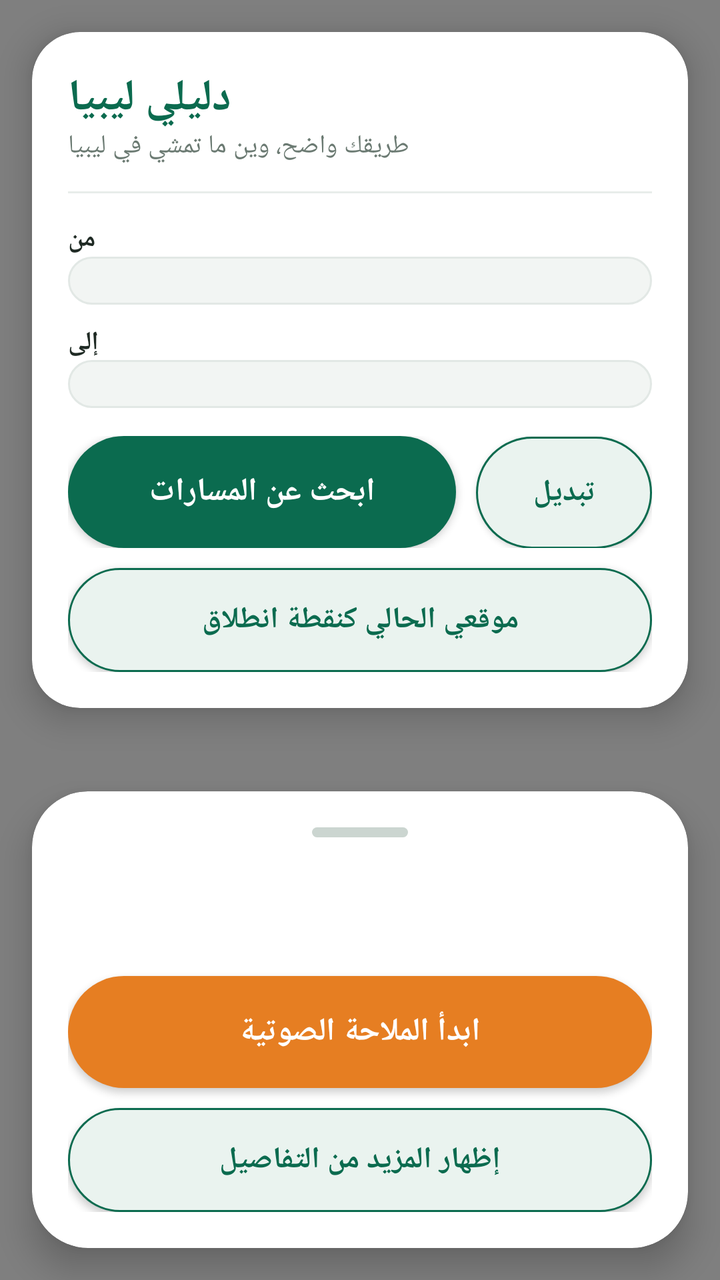
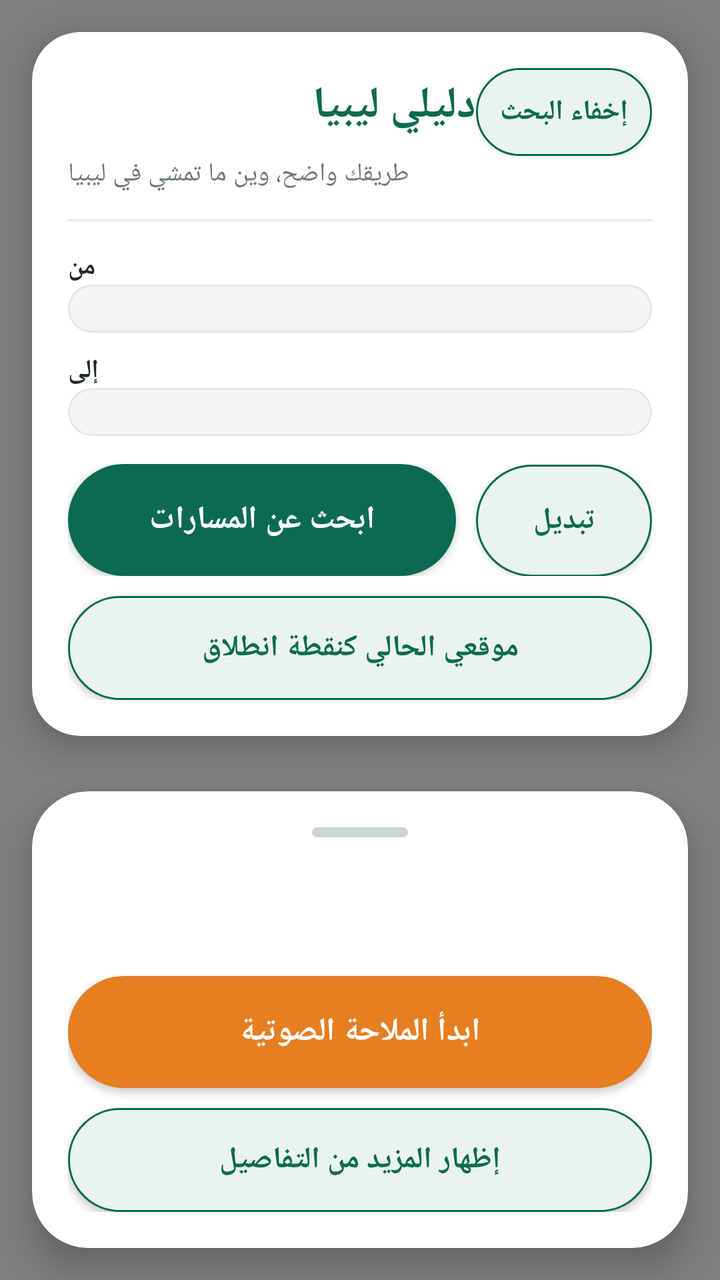

Screens rendered from an Android XML layout before and after an edit, with the pre-edit source and the edit as a unified diff.
<!-- AndroidManifest.xml: application theme Theme.DaliliLibya -->
<!-- res/layout/activity_main.xml -->
<?xml version="1.0" encoding="utf-8"?>
<FrameLayout xmlns:android="http://schemas.android.com/apk/res/android"
    xmlns:app="http://schemas.android.com/apk/res-auto"
    android:layout_width="match_parent"
    android:layout_height="match_parent"
    android:background="#EAF0EC">

    
    <WebView
        android:id="@+id/webView"
        android:layout_width="match_parent"
        android:layout_height="match_parent" />

    
    <com.google.android.material.card.MaterialCardView
        android:layout_width="match_parent"
        android:layout_height="wrap_content"
        android:layout_gravity="top"
        android:layout_marginStart="16dp"
        android:layout_marginTop="16dp"
        android:layout_marginEnd="16dp"
        app:cardBackgroundColor="#FFFFFF"
        app:cardCornerRadius="24dp"
        app:cardElevation="10dp">

        <LinearLayout
            android:layout_width="match_parent"
            android:layout_height="wrap_content"
            android:orientation="vertical"
            android:padding="18dp">

            <TextView
                android:layout_width="wrap_content"
                android:layout_height="wrap_content"
                android:text="@string/app_name"
                android:textColor="#0B6B4F"
                android:textSize="22sp"
                android:textStyle="bold" />

            <TextView
                android:layout_width="wrap_content"
                android:layout_height="wrap_content"
                android:text="@string/slogan"
                android:textColor="#6B7A72"
                android:textSize="13sp" />

            <View
                android:layout_width="match_parent"
                android:layout_height="1dp"
                android:layout_marginTop="14dp"
                android:background="#E8EDEA" />

            <TextView
                android:layout_width="wrap_content"
                android:layout_height="wrap_content"
                android:layout_marginTop="14dp"
                android:text="@string/from_label"
                android:textColor="#1F2A24"
                android:textSize="13sp"
                android:textStyle="bold" />

            <Spinner
                android:id="@+id/spinnerFrom"
                android:layout_width="match_parent"
                android:layout_height="wrap_content"
                android:background="@drawable/input_pill"
                android:padding="12dp" />

            <TextView
                android:layout_width="wrap_content"
                android:layout_height="wrap_content"
                android:layout_marginTop="10dp"
                android:text="@string/to_label"
                android:textColor="#1F2A24"
                android:textSize="13sp"
                android:textStyle="bold" />

            <Spinner
                android:id="@+id/spinnerTo"
                android:layout_width="match_parent"
                android:layout_height="wrap_content"
                android:background="@drawable/input_pill"
                android:padding="12dp" />

            <LinearLayout
                android:layout_width="match_parent"
                android:layout_height="wrap_content"
                android:layout_marginTop="14dp"
                android:orientation="horizontal">

                <androidx.appcompat.widget.AppCompatButton
                    android:id="@+id/buttonFind"
                    android:layout_width="0dp"
                    android:layout_height="56dp"
                    android:layout_weight="1"
                    android:background="@drawable/btn_primary_pill"
                    android:text="@string/find_routes"
                    android:textColor="#FFFFFF"
                    android:textSize="16sp"
                    android:textStyle="bold" />

                <androidx.appcompat.widget.AppCompatButton
                    android:id="@+id/buttonSwap"
                    android:layout_width="wrap_content"
                    android:layout_height="56dp"
                    android:layout_marginStart="10dp"
                    android:background="@drawable/btn_secondary_pill"
                    android:text="تبديل"
                    android:textColor="#0B6B4F"
                    android:textSize="15sp"
                    android:textStyle="bold" />

            </LinearLayout>

            <androidx.appcompat.widget.AppCompatButton
                android:id="@+id/buttonLocation"
                android:layout_width="match_parent"
                android:layout_height="52dp"
                android:layout_marginTop="10dp"
                android:background="@drawable/btn_secondary_pill"
                android:text="@string/my_location"
                android:textColor="#0B6B4F"
                android:textSize="15sp"
                android:textStyle="bold" />

        </LinearLayout>
    </com.google.android.material.card.MaterialCardView>

    
    <com.google.android.material.card.MaterialCardView
        android:layout_width="match_parent"
        android:layout_height="wrap_content"
        android:layout_gravity="bottom"
        android:layout_marginStart="16dp"
        android:layout_marginEnd="16dp"
        android:layout_marginBottom="16dp"
        app:cardBackgroundColor="#FFFFFF"
        app:cardCornerRadius="28dp"
        app:cardElevation="10dp">

        <LinearLayout
            android:layout_width="match_parent"
            android:layout_height="wrap_content"
            android:orientation="vertical"
            android:padding="18dp">

            <View
                android:layout_width="48dp"
                android:layout_height="5dp"
                android:layout_gravity="center_horizontal"
                android:layout_marginBottom="12dp"
                android:background="@drawable/handle" />

            <TextView
                android:id="@+id/textStatus"
                android:layout_width="match_parent"
                android:layout_height="wrap_content"
                android:textColor="#0B6B4F"
                android:textSize="15sp"
                android:textStyle="bold" />

            <TextView
                android:id="@+id/textRoutes"
                android:layout_width="match_parent"
                android:layout_height="wrap_content"
                android:textColor="#1F2A24"
                android:textSize="14sp"
                android:paddingTop="4dp" />

            <androidx.appcompat.widget.AppCompatButton
                android:id="@+id/buttonVoice"
                android:layout_width="match_parent"
                android:layout_height="56dp"
                android:layout_marginTop="14dp"
                android:background="@drawable/btn_accent_pill"
                android:text="@string/voice_nav"
                android:textColor="#FFFFFF"
                android:textSize="16sp"
                android:textStyle="bold" />

            <androidx.appcompat.widget.AppCompatButton
                android:id="@+id/buttonToggleDetails"
                android:layout_width="match_parent"
                android:layout_height="52dp"
                android:layout_marginTop="10dp"
                android:background="@drawable/btn_secondary_pill"
                android:text="إظهار المزيد من التفاصيل"
                android:textColor="#0B6B4F"
                android:textSize="15sp"
                android:textStyle="bold" />

            <ScrollView
                android:id="@+id/scrollDetails"
                android:layout_width="match_parent"
                android:layout_height="200dp"
                android:layout_marginTop="10dp"
                android:visibility="gone">

                <LinearLayout
                    android:layout_width="match_parent"
                    android:layout_height="wrap_content"
                    android:orientation="vertical">

                    <androidx.appcompat.widget.AppCompatButton
                        android:id="@+id/buttonNextRoute"
                        android:layout_width="match_parent"
                        android:layout_height="52dp"
                        android:background="@drawable/btn_secondary_pill"
                        android:text="عرض المسار التالي على الخريطة"
                        android:textColor="#0B6B4F"
                        android:textSize="15sp"
                        android:textStyle="bold" />

                    <androidx.appcompat.widget.AppCompatButton
                        android:id="@+id/button3d"
                        android:layout_width="match_parent"
                        android:layout_height="52dp"
                        android:layout_marginTop="10dp"
                        android:background="@drawable/btn_secondary_pill"
                        android:text="@string/toggle_3d"
                        android:textColor="#0B6B4F"
                        android:textSize="15sp"
                        android:textStyle="bold" />

                    <TextView
                        android:layout_width="match_parent"
                        android:layout_height="wrap_content"
                        android:layout_marginTop="16dp"
                        android:text="استهلاك الوقود (لتر / 100 كم)"
                        android:textColor="#0B6B4F"
                        android:textSize="13sp"
                        android:textStyle="bold" />

                    <EditText
                        android:id="@+id/editConsumption"
                        android:layout_width="match_parent"
                        android:layout_height="wrap_content"
                        android:background="@drawable/input_pill"
                        android:inputType="numberDecimal"
                        android:padding="12dp"
                        android:text="8" />

                    <TextView
                        android:layout_width="match_parent"
                        android:layout_height="wrap_content"
                        android:layout_marginTop="10dp"
                        android:text="سعر اللتر التقديري (دينار)"
                        android:textColor="#0B6B4F"
                        android:textSize="13sp"
                        android:textStyle="bold" />

                    <EditText
                        android:id="@+id/editFuelPrice"
                        android:layout_width="match_parent"
                        android:layout_height="wrap_content"
                        android:background="@drawable/input_pill"
                        android:inputType="numberDecimal"
                        android:padding="12dp"
                        android:text="0.15" />

                    <TextView
                        android:layout_width="match_parent"
                        android:layout_height="wrap_content"
                        android:text="@string/fuel_note"
                        android:textColor="#6B7A72"
                        android:textSize="12sp" />

                    <androidx.appcompat.widget.AppCompatButton
                        android:id="@+id/buttonFuel"
                        android:layout_width="match_parent"
                        android:layout_height="52dp"
                        android:layout_marginTop="10dp"
                        android:background="@drawable/btn_secondary_pill"
                        android:text="محطات وقود على طول المسار"
                        android:textColor="#0B6B4F"
                        android:textSize="15sp"
                        android:textStyle="bold" />

                    <TextView
                        android:id="@+id/textFuel"
                        android:layout_width="match_parent"
                        android:layout_height="wrap_content"
                        android:textColor="#1F2A24"
                        android:textSize="13sp"
                        android:paddingTop="8dp" />

                    <TextView
                        android:layout_width="match_parent"
                        android:layout_height="wrap_content"
                        android:text="@string/time_preview"
                        android:textColor="#0B6B4F"
                        android:layout_marginTop="16dp"
                        android:textSize="13sp"
                        android:textStyle="bold" />

                    <SeekBar
                        android:id="@+id/seekPreview"
                        android:layout_width="match_parent"
                        android:layout_height="wrap_content"
                        android:max="100" />

                    <androidx.appcompat.widget.AppCompatButton
                        android:id="@+id/buttonPreviewAnim"
                        android:layout_width="match_parent"
                        android:layout_height="52dp"
                        android:background="@drawable/btn_secondary_pill"
                        android:text="تشغيل معاينة الرحلة المتحركة"
                        android:textColor="#0B6B4F"
                        android:textSize="15sp"
                        android:textStyle="bold" />

                    <TextView
                        android:layout_width="match_parent"
                        android:layout_height="wrap_content"
                        android:text="@string/report_label"
                        android:textColor="#0B6B4F"
                        android:layout_marginTop="16dp"
                        android:textSize="13sp"
                        android:textStyle="bold" />

                    <Spinner
                        android:id="@+id/spinnerReportType"
                        android:layout_width="match_parent"
                        android:layout_height="wrap_content"
                        android:background="@drawable/input_pill"
                        android:padding="12dp" />

                    <androidx.appcompat.widget.AppCompatButton
                        android:id="@+id/buttonReport"
                        android:layout_width="match_parent"
                        android:layout_height="52dp"
                        android:layout_marginTop="10dp"
                        android:background="@drawable/btn_secondary_pill"
                        android:text="@string/add_report"
                        android:textColor="#0B6B4F"
                        android:textSize="15sp"
                        android:textStyle="bold" />

                    <TextView
                        android:id="@+id/textReports"
                        android:layout_width="match_parent"
                        android:layout_height="wrap_content"
                        android:textColor="#1F2A24"
                        android:textSize="13sp"
                        android:paddingTop="8dp" />

                    <TextView
                        android:layout_width="match_parent"
                        android:layout_height="wrap_content"
                        android:text="@string/traffic_warning"
                        android:textColor="#6B7A72"
                        android:textSize="11sp"
                        android:paddingTop="14dp" />

                    <TextView
                        android:layout_width="match_parent"
                        android:layout_height="wrap_content"
                        android:text="@string/safety_note"
                        android:textColor="#6B7A72"
                        android:textSize="11sp"
                        android:paddingBottom="8dp" />

                </LinearLayout>
            </ScrollView>
        </LinearLayout>
    </com.google.android.material.card.MaterialCardView>
</FrameLayout>
<!-- resources referenced by this layout -->
<resources>
  <!-- drawable btn_accent_pill (drawable) -->
  <?xml version="1.0" encoding="utf-8"?>
  <shape xmlns:android="http://schemas.android.com/apk/res/android">
      <solid android:color="#E67E22" />
      <corners android:radius="28dp" />
  </shape>
  <!-- drawable btn_primary_pill (drawable) -->
  <?xml version="1.0" encoding="utf-8"?>
  <shape xmlns:android="http://schemas.android.com/apk/res/android">
      <solid android:color="#0B6B4F" />
      <corners android:radius="28dp" />
  </shape>
  <!-- drawable btn_secondary_pill (drawable) -->
  <?xml version="1.0" encoding="utf-8"?>
  <shape xmlns:android="http://schemas.android.com/apk/res/android">
      <solid android:color="#EAF3EF" />
      <corners android:radius="28dp" />
      <stroke android:width="1dp" android:color="#0B6B4F" />
  </shape>
  <!-- drawable handle (drawable) -->
  <?xml version="1.0" encoding="utf-8"?>
  <shape xmlns:android="http://schemas.android.com/apk/res/android">
      <solid android:color="#CBD5D0" />
      <corners android:radius="3dp" />
  </shape>
  <!-- drawable input_pill (drawable) -->
  <?xml version="1.0" encoding="utf-8"?>
  <shape xmlns:android="http://schemas.android.com/apk/res/android">
      <solid android:color="#F2F5F3" />
      <corners android:radius="16dp" />
      <stroke android:width="1dp" android:color="#E2E8E5" />
  </shape>
  <string name="add_report">أضف بلاغًا عند منتصف المسار</string>
  <string name="app_name">دليلي ليبيا</string>
  <string name="find_routes">ابحث عن المسارات</string>
  <string name="from_label">من</string>
  <string name="fuel_note">تقدير الوقود قابل للتعديل، وليس سعرًا رسميًا</string>
  <string name="my_location">موقعي الحالي كنقطة انطلاق</string>
  <string name="report_label">بلاغ طريق</string>
  <string name="safety_note">درجة الأمان تقدير من نوع الطريق وبلاغات المستخدمين، وليست تصنيفًا رسميًا للسلامة.</string>
  <string name="slogan">طريقك واضح، وين ما تمشي في ليبيا</string>
  <string name="time_preview">معاينة المسار المتحركة (حرّك المؤشر أو اضغط زر التشغيل لتحريك الدبوس على طول المسار تلقائيًا خلال 30 ثانية)</string>
  <string name="to_label">إلى</string>
  <string name="toggle_3d">عرض ثلاثي الأبعاد</string>
  <string name="traffic_warning">تنبيه: لا توجد بيانات زحام مباشرة موثوقة لكل الطرق الليبية. البلاغات المعروضة بلاغات مستخدمين مع وقت آخر تحديث، وليست تأكيدًا رسميًا.</string>
  <string name="voice_nav">ابدأ الملاحة الصوتية</string>
  <style name="Theme.DaliliLibya" parent="Theme.MaterialComponents.DayNight.NoActionBar">
          <item name="colorPrimary">#0B6B4F</item>
          <item name="colorPrimaryDark">#084F3A</item>
          <item name="colorAccent">#E67E22</item>
          <item name="android:statusBarColor">#084F3A</item>
          <item name="android:navigationBarColor">#FFFFFF</item>
          <item name="android:windowLightNavigationBar">true</item>
      </style>
</resources>

<!-- the commit's change to res/layout/activity_main.xml (unified diff, before → after) -->
@@ -29,13 +29,37 @@
             android:orientation="vertical"
             android:padding="18dp">
 
-            <TextView
-                android:layout_width="wrap_content"
-                android:layout_height="wrap_content"
-                android:text="@string/app_name"
-                android:textColor="#0B6B4F"
-                android:textSize="22sp"
-                android:textStyle="bold" />
+            <LinearLayout
+                android:layout_width="match_parent"
+                android:layout_height="wrap_content"
+                android:orientation="horizontal">
+
+                <TextView
+                    android:layout_width="0dp"
+                    android:layout_height="wrap_content"
+                    android:layout_weight="1"
+                    android:text="@string/app_name"
+                    android:textColor="#0B6B4F"
+                    android:textSize="22sp"
+                    android:textStyle="bold" />
+
+                <androidx.appcompat.widget.AppCompatButton
+                    android:id="@+id/buttonToggleSearch"
+                    android:layout_width="wrap_content"
+                    android:layout_height="44dp"
+                    android:background="@drawable/btn_secondary_pill"
+                    android:text="إخفاء البحث"
+                    android:textColor="#0B6B4F"
+                    android:textSize="14sp"
+                    android:textStyle="bold" />
+
+            </LinearLayout>
+
+            <LinearLayout
+                android:id="@+id/topDetails"
+                android:layout_width="match_parent"
+                android:layout_height="wrap_content"
+                android:orientation="vertical">
 
             <TextView
                 android:layout_width="wrap_content"
@@ -123,6 +147,7 @@
                 android:textSize="15sp"
                 android:textStyle="bold" />
 
+            </LinearLayout>
         </LinearLayout>
     </com.google.android.material.card.MaterialCardView>
 
@@ -192,7 +217,7 @@
             <ScrollView
                 android:id="@+id/scrollDetails"
                 android:layout_width="match_parent"
-                android:layout_height="200dp"
+                android:layout_height="160dp"
                 android:layout_marginTop="10dp"
                 android:visibility="gone">
 
